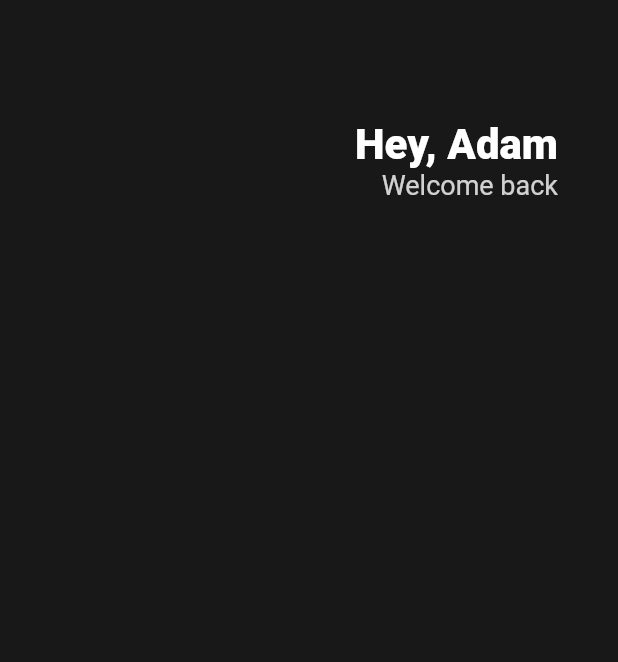
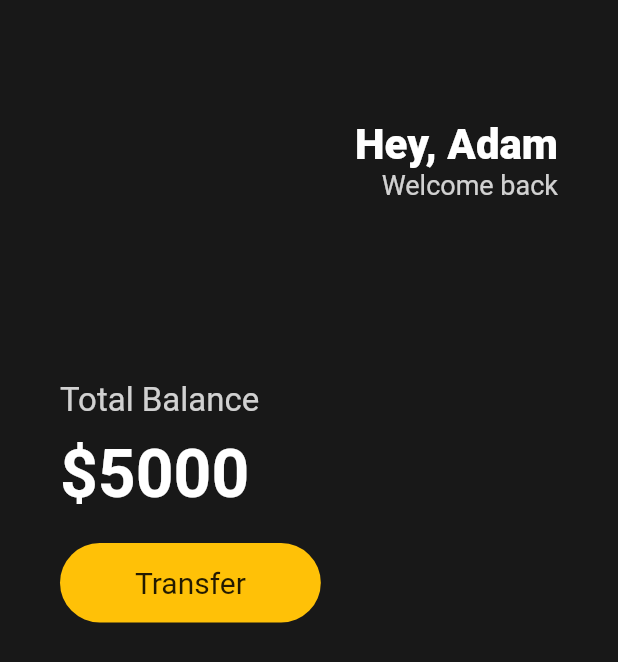
Before and after one commit to yoonhoelee/toonflix, a Flutter app: the screen it shows after launch, on a phone screen of 412 x 824 dp. Shown: the top 662 px of the screen. Run offline on Flutter 3.47's test engine with Material 2 defaults, Android fonts, the phone set to English and light mode, and no system bars.

Commit message:
practice with sized box

```diff
--- a/lib/main.dart
+++ b/lib/main.dart
@@ -15,6 +15,7 @@ class App extends StatelessWidget {
             horizontal: 40,
           ),
           child: Column(
+            crossAxisAlignment: CrossAxisAlignment.start,
             children: [
               SizedBox(
                 height: 80,
@@ -43,7 +44,50 @@ class App extends StatelessWidget {
                     ],
                   )
                 ],
-              )
+              ),
+              SizedBox(
+                height: 120,
+              ),
+              Text(
+                'Total Balance',
+                style: TextStyle(
+                    fontSize: 22, color: Colors.white.withOpacity(0.8)),
+              ),
+              SizedBox(
+                height: 10,
+              ),
+              Text(
+                '\$5000',
+                style: TextStyle(
+                  fontSize: 44,
+                  fontWeight: FontWeight.w600,
+                  color: Colors.white,
+                ),
+              ),
+              SizedBox(
+                height: 20,
+              ),
+              Row(
+                children: [
+                  Container(
+                    decoration: BoxDecoration(
+                        color: Colors.amber,
+                        borderRadius: BorderRadius.circular(45)),
+                    child: Padding(
+                      padding: EdgeInsets.symmetric(
+                        vertical: 15,
+                        horizontal: 50,
+                      ),
+                      child: Text(
+                        'Transfer',
+                        style: TextStyle(
+                          fontSize: 20,
+                        ),
+                      ),
+                    ),
+                  )
+                ],
+              ),
             ],
           ),
         ),
```
